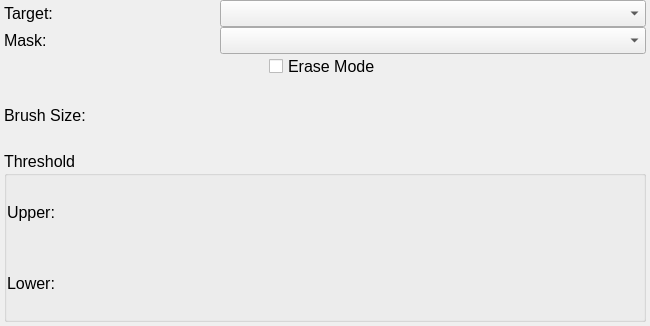
SCIInstitute/Seg3D, file src/Interface/ToolInterface/PaintToolInterface.ui: the form before one commit.
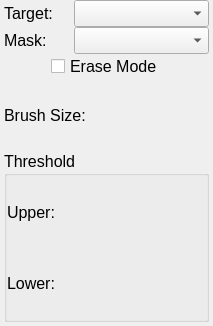
The form after the commit.

Diff of the .ui file:
```diff
--- a/src/Interface/ToolInterface/PaintToolInterface.ui
+++ b/src/Interface/ToolInterface/PaintToolInterface.ui
@@ -6,7 +6,7 @@
    <rect>
     <x>0</x>
     <y>0</y>
-    <width>650</width>
+    <width>213</width>
     <height>326</height>
    </rect>
   </property>
@@ -122,6 +122,9 @@
        <property name="orientation">
         <enum>Qt::Horizontal</enum>
        </property>
+       <property name="sizeType">
+        <enum>QSizePolicy::MinimumExpanding</enum>
+       </property>
        <property name="sizeHint" stdset="0">
         <size>
          <width>40</width>
@@ -142,6 +145,9 @@
        <property name="orientation">
         <enum>Qt::Horizontal</enum>
        </property>
+       <property name="sizeType">
+        <enum>QSizePolicy::MinimumExpanding</enum>
+       </property>
        <property name="sizeHint" stdset="0">
         <size>
          <width>40</width>
@@ -169,6 +175,9 @@
        <property name="orientation">
         <enum>Qt::Horizontal</enum>
        </property>
+       <property name="sizeType">
+        <enum>QSizePolicy::MinimumExpanding</enum>
+       </property>
        <property name="sizeHint" stdset="0">
         <size>
          <width>118</width>
```
